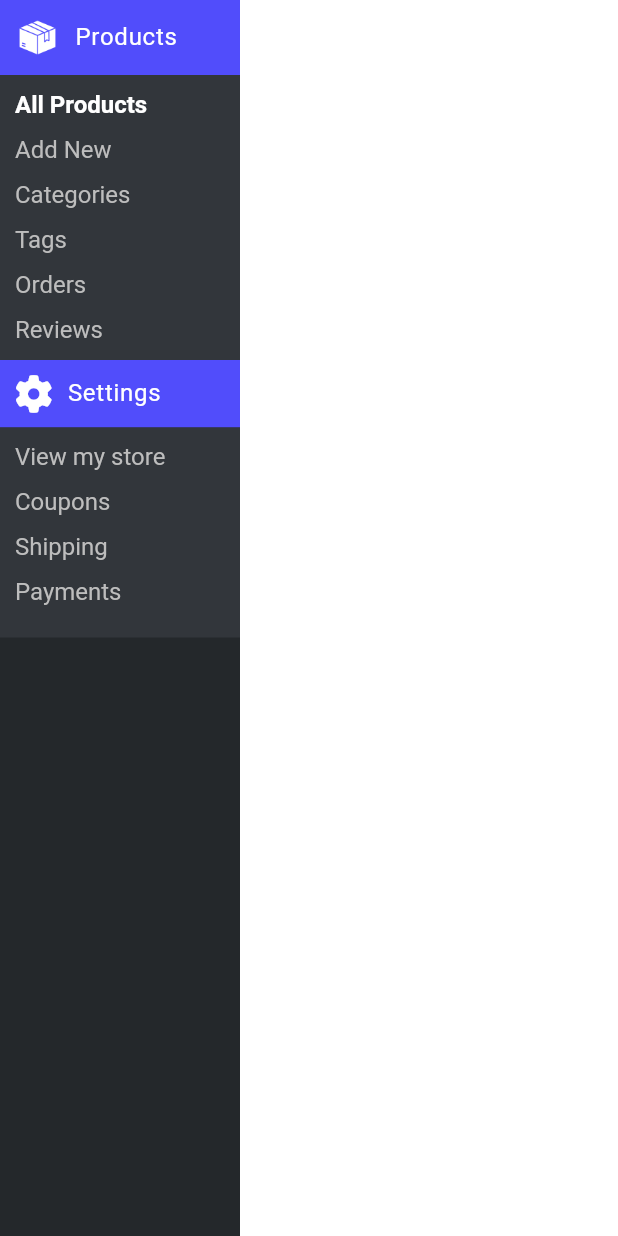
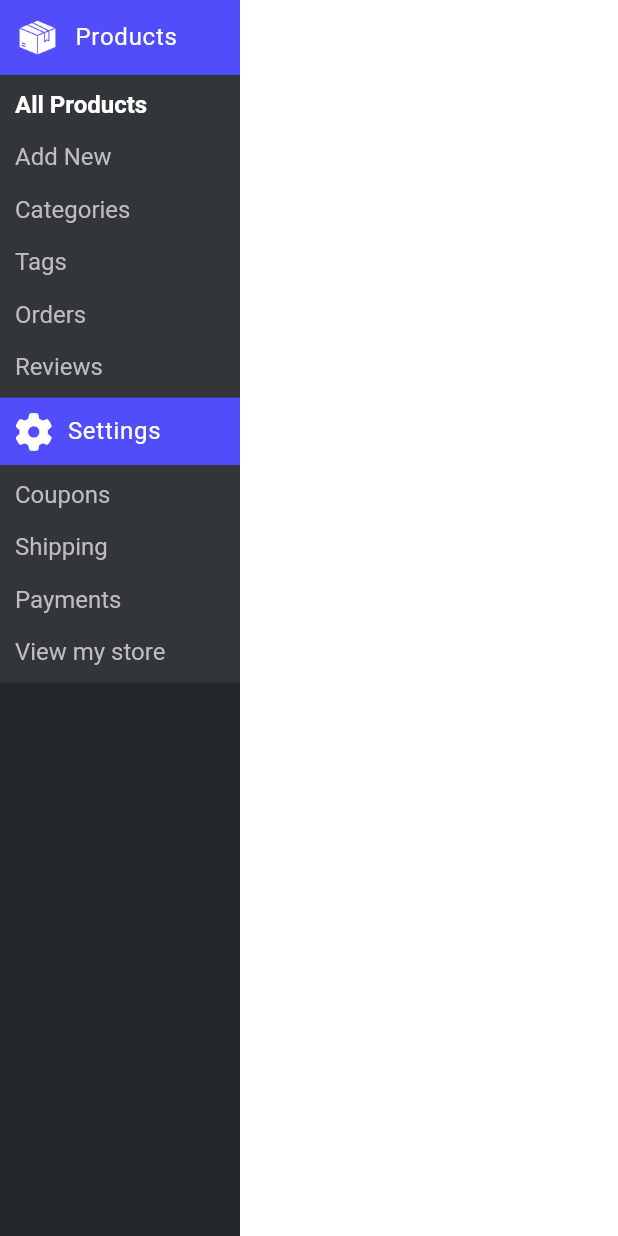
Before and after one commit to AungBoMyint/ecommerce_admin_panel, a Flutter app: the AppDrawer widget shown alone on an empty page, opened directly, on a phone screen of 412 x 824 dp. Run offline on Flutter 3.47's test engine with Material 3 defaults, Android fonts, the phone set to English and light mode, and no system bars; our stand-ins replace bloc, bloc_concurrency, data_table_2, dropdown_button2, equatable, expandable and 10 more; missing offline and left inert: flutter_quill, flutter_rounded_date_picker; Roboto replaces fonts that are missing (Inika).

Commit message:
update commit

```diff
--- a/lib/core/presentation/widgets/app_drawer.dart
+++ b/lib/core/presentation/widgets/app_drawer.dart
@@ -98,7 +98,7 @@ class AppDrawer extends StatelessWidget {
                       ),
                     );
                   }),
-                  10.vSpace(),
+                  15.vSpace(),
                   BlocBuilder<CoreBloc, CoreState>(builder: (context, state) {
                     return InkWell(
                       onTap: () {
@@ -117,7 +117,7 @@ class AppDrawer extends StatelessWidget {
                       ),
                     );
                   }),
-                  10.vSpace(),
+                  15.vSpace(),
                   InkWell(
                     onTap: () {
                       Scaffold.of(context).closeDrawer();
@@ -141,7 +141,7 @@ class AppDrawer extends StatelessWidget {
                       );
                     }),
                   ),
-                  10.vSpace(),
+                  15.vSpace(),
                   BlocBuilder<CoreBloc, CoreState>(builder: (context, state) {
                     return InkWell(
                       onTap: () {
@@ -161,7 +161,7 @@ class AppDrawer extends StatelessWidget {
                       ),
                     );
                   }),
-                  10.vSpace(),
+                  15.vSpace(),
                   InkWell(
                     onTap: () {
                       Scaffold.of(context).closeDrawer();
@@ -185,7 +185,7 @@ class AppDrawer extends StatelessWidget {
                       );
                     }),
                   ),
-                  10.vSpace(),
+                  15.vSpace(),
                   BlocBuilder<CoreBloc, CoreState>(
                     builder: (context, state) {
                       return InkWell(
@@ -213,7 +213,7 @@ class AppDrawer extends StatelessWidget {
             /* ), */
             /* ), */
             /* Gap(20),
-            10.vSpace(), */
+            15.vSpace(), */
             CustomPaint(
               foregroundPainter:
                   size.width > TABLET ? ActiveDrawerItemPainter() : null,
@@ -252,28 +252,6 @@ class AppDrawer extends StatelessWidget {
               child: Column(
                 crossAxisAlignment: CrossAxisAlignment.start,
                 children: [
-                  BlocBuilder<CoreBloc, CoreState>(builder: (context, state) {
-                    return InkWell(
-                      onTap: () {
-                        Scaffold.of(context).closeDrawer();
-                        context
-                            .read<CoreBloc>()
-                            .add(ChangePageEvent(page: PageType.viewMyStore));
-                      },
-                      child: Text(
-                        "View my store",
-                        style: textTheme.displaySmall?.copyWith(
-                          color: (state.page == PageType.viewMyStore)
-                              ? Colors.white
-                              : Colors.grey.shade400,
-                          fontWeight: (state.page == PageType.viewMyStore)
-                              ? FontWeight.bold
-                              : null,
-                        ),
-                      ),
-                    );
-                  }),
-                  10.vSpace(),
                   BlocBuilder<CoreBloc, CoreState>(
                     builder: (context, state) {
                       return InkWell(
@@ -295,7 +273,7 @@ class AppDrawer extends StatelessWidget {
                       );
                     },
                   ),
-                  /* 10.vSpace(),
+                  /* 15.vSpace(),
                   //Tax
                   BlocBuilder<CoreBloc, CoreState>(builder: (context, state) {
                     return InkWell(
@@ -319,7 +297,7 @@ class AppDrawer extends StatelessWidget {
                     );
                   }),
  */
-                  10.vSpace(),
+                  15.vSpace(),
                   //Shipping
                   BlocBuilder<CoreBloc, CoreState>(builder: (context, state) {
                     return InkWell(
@@ -345,7 +323,7 @@ class AppDrawer extends StatelessWidget {
                     );
                   }),
 
-                  10.vSpace(),
+                  15.vSpace(),
                   BlocBuilder<CoreBloc, CoreState>(builder: (context, state) {
                     return InkWell(
                       onTap: () {
@@ -367,7 +345,29 @@ class AppDrawer extends StatelessWidget {
                       ),
                     );
                   }),
-                  10.vSpace(),
+                  15.vSpace(),
+                  //View My Store
+                  BlocBuilder<CoreBloc, CoreState>(builder: (context, state) {
+                    return InkWell(
+                      onTap: () {
+                        Scaffold.of(context).closeDrawer();
+                        context
+                            .read<CoreBloc>()
+                            .add(ChangePageEvent(page: PageType.viewMyStore));
+                      },
+                      child: Text(
+                        "View my store",
+                        style: textTheme.displaySmall?.copyWith(
+                          color: (state.page == PageType.viewMyStore)
+                              ? Colors.white
+                              : Colors.grey.shade400,
+                          fontWeight: (state.page == PageType.viewMyStore)
+                              ? FontWeight.bold
+                              : null,
+                        ),
+                      ),
+                    );
+                  }),
                 ],
               ),
             ),
```
Also changed, not shown: lib/main.dart (+14 -8 lines).
